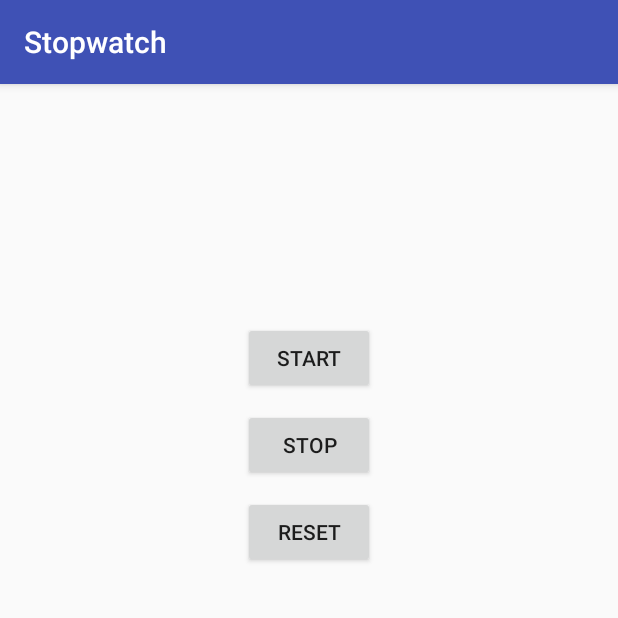
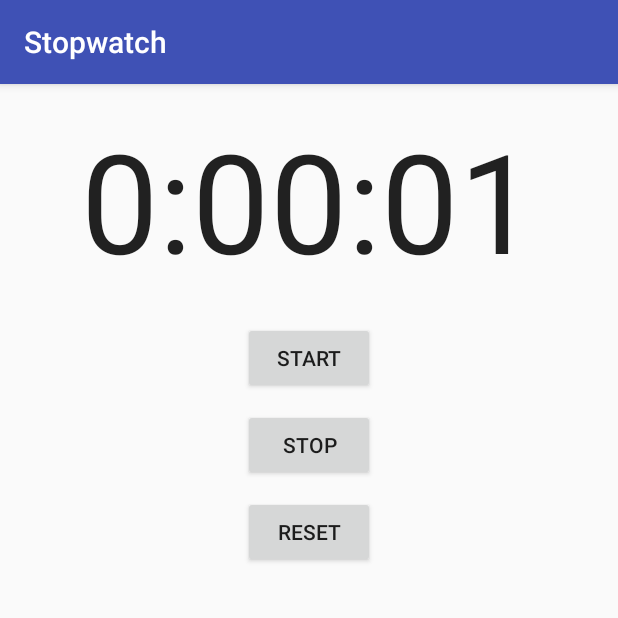
Before and after one commit to k1ru/AndroidStopwatch, an Android app: the screen it shows after launch (StopwatchActivity), after a tap on "START", on a phone screen of 412 x 824 dp, the top half of it. Run offline under Robolectric (Android 15) with nearby library versions, the phone set to English and light mode, and no system bars.

```diff
--- a/app/src/main/java/com/hfad/stopwatch/StopwatchActivity.java
+++ b/app/src/main/java/com/hfad/stopwatch/StopwatchActivity.java
@@ -1,18 +1,27 @@
 package com.hfad.stopwatch;
 
+import android.os.Bundle;
+import android.os.Handler;
 import android.support.v7.app.AppCompatActivity;
-import android.os.Bundle;
+import android.util.Log;
 import android.view.View;
+import android.widget.TextView;
 
 public class StopwatchActivity extends AppCompatActivity {
 
     private int seconds = 0;
     private boolean running;
+    private static final String TAG = ">>>M debug:";
 
     @Override
     protected void onCreate(Bundle savedInstanceState) {
         super.onCreate(savedInstanceState);
         setContentView(R.layout.activity_stopwatch);
+        if (savedInstanceState != null) {
+            seconds = savedInstanceState.getInt("seconds");
+            running = savedInstanceState.getBoolean("running");
+        }
+        runTimer();
     }
 
     public void onClickStart(View view) {
@@ -27,4 +36,38 @@ public class StopwatchActivity extends AppCompatActivity {
         running = false;
         seconds = 0;
     }
+
+    private void runTimer() {
+        final TextView timeView = (TextView) findViewById(R.id.time_view);
+        final Handler handler = new Handler();
+
+        handler.post(new Runnable() {
+            @Override
+            public void run() {
+                int hours = seconds / 3600;
+                int minutes = (seconds % 3600) / 60;
+                int secs = seconds % 60;
+                String time = String.format("%d:%02d:%02d", hours, minutes, secs);
+                timeView.setText(time);
+                if (running) {
+                    seconds++;
+                }
+                handler.postDelayed(this, 1000);
+            }
+        });
+    }
+
+    @Override
+    public void onSaveInstanceState(Bundle savedInstanceState) {
+        Log.d(TAG, "onSaveInstanceState() called");
+        savedInstanceState.putInt("seconds", seconds);
+        savedInstanceState.putBoolean("running", running);
+    }
+
+    @Override
+    protected void onStop() {
+        super.onStop();
+        Log.d(TAG, "onStop() called");
+        running = false;
+    }
 }
```
